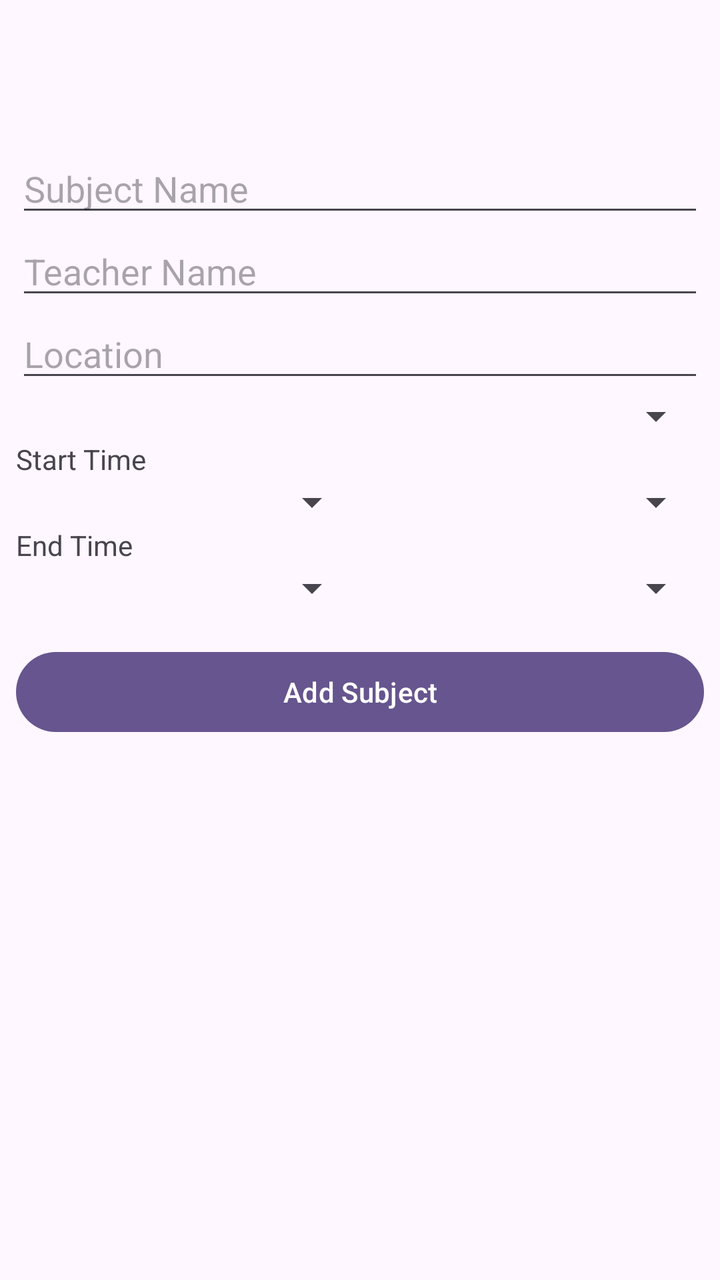
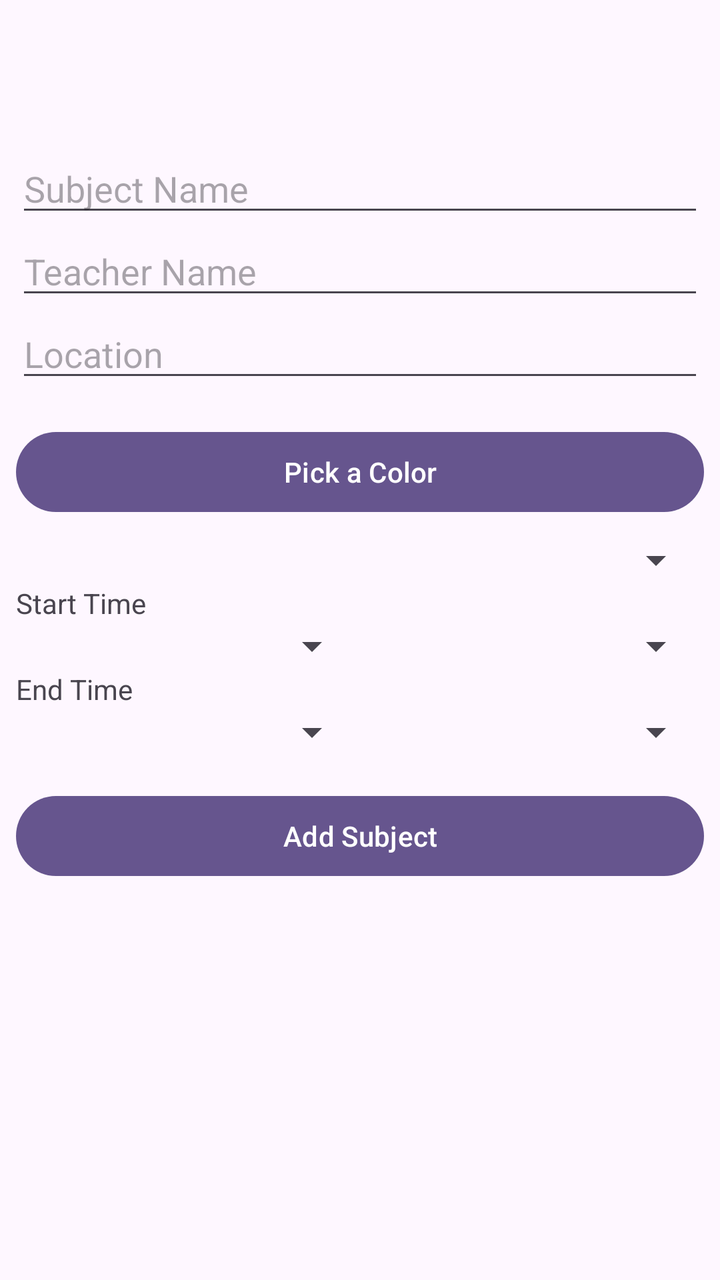

An Android layout rendered at two revisions. The XML below is the earlier revision; the diff shows what the commit changed to produce the second picture.
<!-- AndroidManifest.xml: application theme AppTheme -->
<!-- res/layout/activity_add_subject.xml -->
<LinearLayout xmlns:android="http://schemas.android.com/apk/res/android"
    xmlns:app="http://schemas.android.com/apk/res-auto"
    xmlns:tools="http://schemas.android.com/tools"
    android:id="@+id/main"
    android:layout_width="match_parent"
    android:layout_height="match_parent"
    android:orientation="vertical"
    tools:context=".ui.schedule.AddScheduleActivity">

    <include
        layout="@layout/common_toolbar"
        android:id="@+id/toolbarIncl" />

    <LinearLayout
        android:layout_width="match_parent"
        android:layout_height="wrap_content"
        android:orientation="vertical"
        android:layout_margin="8dp">

        <EditText
            android:id="@+id/subjectName"
            android:hint="Subject Name"
            android:layout_width="match_parent"
            android:layout_height="wrap_content"
            android:importantForAutofill="no"
            android:inputType="text" />

        <EditText
            android:id="@+id/teacherName"
            android:hint="Teacher Name"
            android:layout_width="match_parent"
            android:layout_height="wrap_content"
            android:inputType="text" />

        <EditText
            android:id="@+id/location"
            android:hint="Location"
            android:layout_width="match_parent"
            android:layout_height="wrap_content"
            android:inputType="text" />

        <Spinner
            android:id="@+id/dayOfWeekSpinner"
            android:layout_width="match_parent"
            android:layout_height="wrap_content" />

        
        <TextView
            android:layout_width="wrap_content"
            android:layout_height="wrap_content"
            android:text="Start Time" />

        <LinearLayout
            android:layout_width="match_parent"
            android:layout_height="wrap_content"
            android:orientation="horizontal">

            <Spinner
                android:id="@+id/startHourSpinner"
                android:layout_width="0dp"
                android:layout_weight="1"
                android:layout_height="wrap_content" />

            <Spinner
                android:id="@+id/startMinuteSpinner"
                android:layout_width="0dp"
                android:layout_weight="1"
                android:layout_height="wrap_content" />
        </LinearLayout>

        
        <TextView
            android:layout_width="wrap_content"
            android:layout_height="wrap_content"
            android:text="End Time" />

        <LinearLayout
            android:layout_width="match_parent"
            android:layout_height="wrap_content"
            android:orientation="horizontal">

            <Spinner
                android:id="@+id/endHourSpinner"
                android:layout_width="0dp"
                android:layout_weight="1"
                android:layout_height="wrap_content" />

            <Spinner
                android:id="@+id/endMinuteSpinner"
                android:layout_width="0dp"
                android:layout_weight="1"
                android:layout_height="wrap_content" />
        </LinearLayout>

        <com.google.android.material.button.MaterialButton
            android:id="@+id/addSubjectButton"
            android:layout_marginTop="16dp"
            android:layout_width="match_parent"
            android:layout_height="wrap_content"
            android:text="Add Subject" />

    </LinearLayout>

</LinearLayout>
<!-- res/layout/common_toolbar.xml (included above) -->
<?xml version="1.0" encoding="utf-8"?>
<androidx.appcompat.widget.Toolbar
    xmlns:android="http://schemas.android.com/apk/res/android"
    xmlns:app="http://schemas.android.com/apk/res-auto"
    android:id="@+id/toolbar"
    android:layout_width="match_parent"
    android:layout_height="?attr/actionBarSize"
    android:elevation="4dp"
    android:theme="@style/AppTheme"
    android:background="@color/md_theme_surface"
    app:layout_constraintEnd_toEndOf="parent"
    app:layout_constraintStart_toStartOf="parent"
    app:layout_constraintTop_toTopOf="parent"
    />
<!-- resources referenced by this layout -->
<resources>
  <color name="md_theme_surface">#FEF7FF</color>
  <color name="md_theme_primary">#66558E</color>
  <color name="md_theme_onPrimary">#FFFFFF</color>
  <color name="md_theme_primaryContainer">#E9DDFF</color>
  <color name="md_theme_onPrimaryContainer">#210F47</color>
  <color name="md_theme_secondary">#625B70</color>
  <color name="md_theme_onSecondary">#FFFFFF</color>
  <color name="md_theme_secondaryContainer">#E8DEF8</color>
  <color name="md_theme_onSecondaryContainer">#1E192B</color>
  <color name="md_theme_tertiary">#7E525F</color>
  <color name="md_theme_onTertiary">#FFFFFF</color>
  <color name="md_theme_tertiaryContainer">#FFD9E2</color>
  <color name="md_theme_onTertiaryContainer">#31101C</color>
  <color name="md_theme_error">#BA1A1A</color>
  <color name="md_theme_onError">#FFFFFF</color>
  <color name="md_theme_errorContainer">#FFDAD6</color>
  <color name="md_theme_onErrorContainer">#410002</color>
  <color name="md_theme_background">#FEF7FF</color>
  <color name="md_theme_onBackground">#1D1B20</color>
  <color name="md_theme_onSurface">#1D1B20</color>
  <color name="md_theme_surfaceVariant">#E7E0EB</color>
  <color name="md_theme_onSurfaceVariant">#49454E</color>
  <color name="md_theme_outline">#7A757F</color>
  <color name="md_theme_outlineVariant">#CAC4CF</color>
  <color name="md_theme_inverseSurface">#322F35</color>
  <color name="md_theme_inverseOnSurface">#F5EFF7</color>
  <color name="md_theme_inversePrimary">#D0BCFE</color>
  <color name="md_theme_primaryFixed">#E9DDFF</color>
  <color name="md_theme_onPrimaryFixed">#210F47</color>
  <color name="md_theme_primaryFixedDim">#D0BCFE</color>
  <color name="md_theme_onPrimaryFixedVariant">#4E3D75</color>
  <color name="md_theme_secondaryFixed">#E8DEF8</color>
  <color name="md_theme_onSecondaryFixed">#1E192B</color>
  <color name="md_theme_secondaryFixedDim">#CCC2DB</color>
  <color name="md_theme_onSecondaryFixedVariant">#4A4458</color>
  <color name="md_theme_tertiaryFixed">#FFD9E2</color>
  <color name="md_theme_onTertiaryFixed">#31101C</color>
  <color name="md_theme_tertiaryFixedDim">#F0B8C7</color>
  <color name="md_theme_onTertiaryFixedVariant">#633B47</color>
  <color name="md_theme_surfaceDim">#DED8E0</color>
  <color name="md_theme_surfaceBright">#FEF7FF</color>
  <color name="md_theme_surfaceContainerLowest">#FFFFFF</color>
  <color name="md_theme_surfaceContainerLow">#F8F1FA</color>
  <color name="md_theme_surfaceContainer">#F2ECF4</color>
  <color name="md_theme_surfaceContainerHigh">#ECE6EE</color>
  <color name="md_theme_surfaceContainerHighest">#E6E0E8</color>
  <!-- unchanged entries left out for length: 1 -->
</resources>

<!-- the commit's change to res/layout/activity_add_subject.xml (unified diff, before → after) -->
@@ -39,10 +39,19 @@
             android:layout_height="wrap_content"
             android:inputType="text" />
 
+        <com.google.android.material.button.MaterialButton
+            android:id="@+id/colorPickerButton"
+            android:layout_width="match_parent"
+            android:layout_height="wrap_content"
+            android:text="Pick a Color"
+            android:layout_marginTop="16dp" />
+
         <Spinner
             android:id="@+id/dayOfWeekSpinner"
             android:layout_width="match_parent"
-            android:layout_height="wrap_content" />
+            android:layout_height="wrap_content"
+            android:layout_marginTop="8dp"
+            />
 
         
         <TextView
@@ -90,6 +99,7 @@
                 android:layout_width="0dp"
                 android:layout_weight="1"
                 android:layout_height="wrap_content" />
+
         </LinearLayout>
 
         <com.google.android.material.button.MaterialButton
